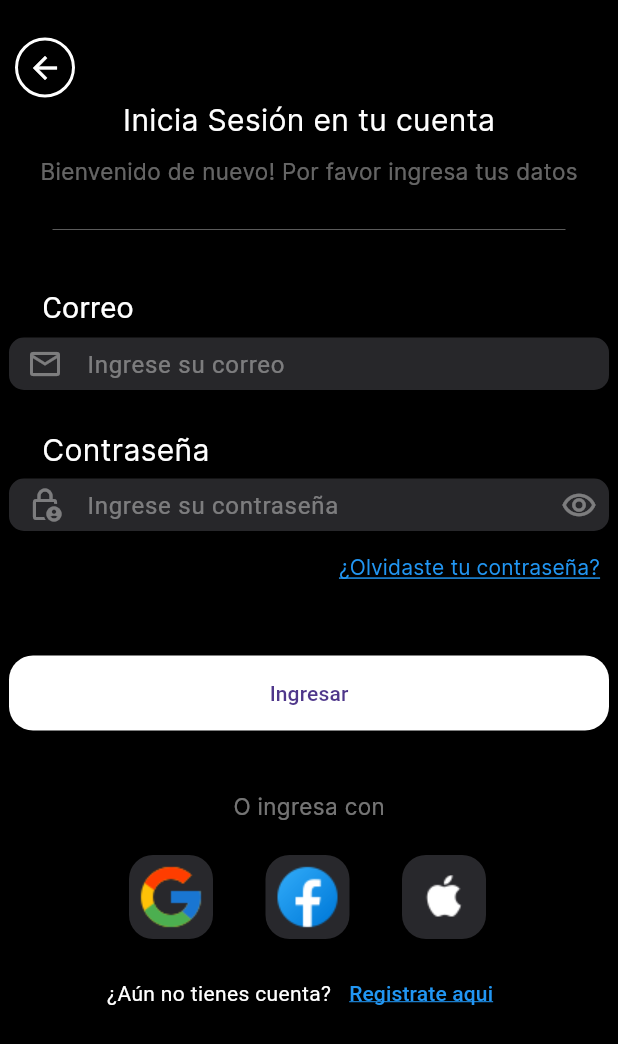
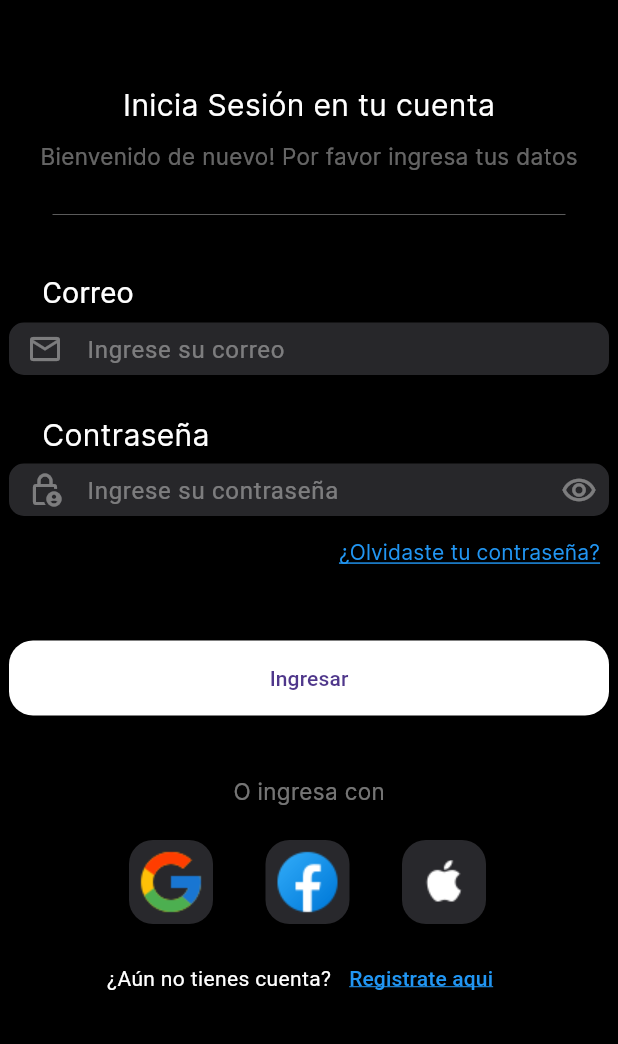
Before and after one commit to Joapava/Proyecto_BAZAPP, a Flutter app: the screen it shows after launch, on a phone screen of 412 x 824 dp. Shown: the top 1044 px of the screen. Run offline on Flutter 3.47's test engine with Material 3 defaults, Android fonts, the phone set to English and light mode, and no system bars; our stand-ins replace email_validator; Roboto replaces fonts that are missing (inter-bold).

```diff
--- a/prueba/lib/pages/login.dart
+++ b/prueba/lib/pages/login.dart
@@ -1,7 +1,5 @@
-import 'package:flutter/cupertino.dart';
 import 'package:flutter/material.dart';
 import 'package:prueba/pages/registro.dart';
-import 'package:prueba/pages/inicio.dart';
 
 class Login extends StatefulWidget {
   const Login({super.key});
@@ -29,13 +27,15 @@ class BoxCentral extends StatefulWidget {
 }
 
 class _BoxCentral extends State<BoxCentral> {
+  TextEditingController emailcontrol = TextEditingController();
+  TextEditingController passwordcontrol = TextEditingController();
+  bool isVisible = true;
   @override
   Widget build(BuildContext context){
     return Column(children: [
       const SizedBox(
-        height: 25,
+        height: 55,
       ),
-      const regreso(),
       const FittedBox(
         child: Text('Inicia Sesión en tu cuenta',
       style: TextStyle(fontSize: 20, fontFamily: 'Inter', color: Colors.white,
@@ -78,7 +78,7 @@ class _BoxCentral extends State<BoxCentral> {
       const SizedBox(
         height: 5,
       ),
-      const box_correo(),
+      box_correo(),
       const SizedBox(
         height: 25,
       ),
@@ -95,7 +95,7 @@ class _BoxCentral extends State<BoxCentral> {
       const SizedBox(
         height: 5,
       ),
-      const box_password(),
+      box_password(),
       Align(
         alignment: Alignment.topRight,
         widthFactor: 2.2,
@@ -110,10 +110,8 @@ class _BoxCentral extends State<BoxCentral> {
           fontFamily: 'inter'
         ),)),
       ),
-      const SizedBox(
-        height: 35,
-      ),
-      const boton_ingresar(),
+      newMethod(),
+      boton_ingresar(),
       const SizedBox(
         height: 40,
       ),
@@ -138,8 +136,112 @@ class _BoxCentral extends State<BoxCentral> {
     );
   }
 
-  int prueba(){
-    return 1;
+  SizedBox newMethod() {
+    return const SizedBox(
+      height: 35,
+    );
+  }
+
+  Widget box_password(){
+    return Container(
+      width: 400,
+      height: 35,
+      decoration: BoxDecoration(
+        borderRadius: BorderRadius.circular(10),
+        color: const Color.fromARGB(115, 87, 87, 94)
+      ),
+      child: Row(children: [
+        SizedBox(
+          width: 365,
+          height: 35,
+          child: Form(child:
+            TextFormField(
+              controller: passwordcontrol,
+              style: const TextStyle(color: Colors.white),
+              obscureText: isVisible,
+              decoration: const InputDecoration(
+                contentPadding: EdgeInsetsDirectional.symmetric(),
+                hintText: 'Ingrese su contraseña' ,
+                hintStyle: TextStyle(color: Color.fromARGB(101, 255, 255, 255)),
+                prefixIcon: Icon(Icons.lock_person_outlined , color: Color.fromARGB(101, 255, 255, 255)),
+                focusedBorder: InputBorder.none,
+                border: InputBorder.none
+              ),
+            )
+          ),
+        ),
+          SizedBox(
+            width: 30,
+            height: 30,
+            child: FloatingActionButton(
+              onPressed: () {
+              setState(() {
+                change();
+              });
+              },
+              backgroundColor: const Color.fromARGB(0, 87, 87, 95),
+              elevation: 0,
+
+              heroTag: 'btn1',
+              child: const Icon(Icons.remove_red_eye_outlined, color: Color.fromARGB(101, 255, 255, 255)),
+            ),
+            )
+
+      ],
+      ),
+    );
+  }
+
+  Widget box_correo(){
+    return Container(
+      width: 400,
+      height: 35,
+      decoration: BoxDecoration(
+        borderRadius: BorderRadius.circular(10),
+        color: const Color.fromARGB(115, 87, 87, 94)
+      ),
+      child: Row(children: [
+
+        SizedBox(
+          width: 380,
+          height: 35,
+          child: Form(child:
+            TextFormField(
+              controller: emailcontrol,
+              style: const TextStyle(color: Colors.white),
+              decoration: const InputDecoration(
+                contentPadding: EdgeInsetsDirectional.symmetric(),
+                hintText: 'Ingrese su correo' ,
+                hintStyle: TextStyle(color: Color.fromARGB(101, 255, 255, 255)),
+                prefixIcon: Icon(Icons.email_outlined , color: Color.fromARGB(101, 255, 255, 255)),
+                focusedBorder: InputBorder.none,
+                border: InputBorder.none
+              ),
+            )
+          ),
+        )
+      ],
+      ),
+    );
+  }
+
+  Widget boton_ingresar(){
+    return SizedBox(
+      width: 400,
+      height: 50,
+      child: FloatingActionButton(
+        onPressed: (()=>
+          print(emailcontrol.text+"\n"+passwordcontrol.text)
+        ), backgroundColor: Colors.white,child: const Text('Ingresar'),),
+    );
+  }
+
+  void change(){
+    if(isVisible){
+      isVisible = false;
+    } else{
+      isVisible = true;
+    }
   }
 
 }
@@ -182,108 +284,9 @@ class botones_inicio extends StatelessWidget {
   }
 }
 
-// ignore: camel_case_types
-class regreso extends StatelessWidget {
-  const regreso({
-    super.key,
-  });
-
-  @override
-  Widget build(BuildContext context) {
-    return Row(children: [
-    const SizedBox(
-      width: 10,
-    ),
-    SizedBox(
-    width: 40,
-    height: 40,
-    child: FloatingActionButton(
-      heroTag: 'btnr',
-      backgroundColor: Colors.black,
-      shape: RoundedRectangleBorder(
-        side: const BorderSide(color: Colors.white, width: 2),
-        borderRadius: BorderRadius.circular(25)
-      ),
-      onPressed: () {
-
-    },
-    child: const Icon(Icons.arrow_back  , color: Colors.white,)
-    ),
-        )
-        ],);
-  }
-}
 
 // ignore: camel_case_types
-class box_password extends StatefulWidget {
-  const box_password({
-    super.key,
-  });
 
-  @override
-  State<box_password> createState() => _box_passwordState();
-}
-
-class _box_passwordState extends State<box_password> {
-  bool isVisible = true;
-  @override
-  Widget build(BuildContext context) {
-    return Container(
-      width: 400,
-      height: 35,
-      decoration: BoxDecoration(
-        borderRadius: BorderRadius.circular(10),
-        color: const Color.fromARGB(115, 87, 87, 94)
-      ),
-      child: Row(children: [
-        SizedBox(
-          width: 365,
-          height: 35,
-          child: Form(child:
-            TextFormField(
-              style: const TextStyle(color: Colors.white),
-              obscureText: isVisible,
-              decoration: const InputDecoration(
-                contentPadding: EdgeInsetsDirectional.symmetric(),
-                hintText: 'Ingrese su contraseña' ,
-                hintStyle: TextStyle(color: Color.fromARGB(101, 255, 255, 255)),
-                prefixIcon: Icon(Icons.lock_person_outlined , color: Color.fromARGB(101, 255, 255, 255)),
-                focusedBorder: InputBorder.none,
-                border: InputBorder.none
-              ),
-            )
-          ),
-        ),
-          SizedBox(
-            width: 30,
-            height: 30,
-            child: FloatingActionButton(
-              onPressed: () {
-              setState(() {
-                change();
-              });
-              },
-              backgroundColor: const Color.fromARGB(0, 87, 87, 95),
-              elevation: 0,
-
-              heroTag: 'btn1',
-              child: const Icon(Icons.remove_red_eye_outlined, color: Color.fromARGB(101, 255, 255, 255)),
-            ),
-            )
-
-      ],
-      ),
-    );
-  }
-
-  void change(){
-    if(isVisible){
-      isVisible = false;
-    } else{
-      isVisible = true;
-    }
-  }
-}
 
 // ignore: camel_case_types
 class registro_box extends StatelessWidget {
@@ -313,63 +316,3 @@ class registro_box extends StatelessWidget {
     ],);
   }
 }
-
-// ignore: camel_case_types
-class boton_ingresar extends StatelessWidget {
-  const boton_ingresar({
-    super.key,
-  });
-
-  @override
-  Widget build(BuildContext context) {
-    return SizedBox(
-      width: 400,
-      height: 50,
-      child: FloatingActionButton(
-        onPressed: (() => Navigator.push(
-                      context,
-                      CupertinoPageRoute(
-                        builder: (context) => const Inicio()))), backgroundColor: Colors.white,child: const Text('Ingresar'),),
-    );
-  }
-}
-
-// ignore: camel_case_types
-class box_correo extends StatelessWidget {
-  const box_correo({
-    super.key,
-  });
-
-  @override
-  Widget build(BuildContext context) {
-    return Container(
-      width: 400,
-      height: 35,
-      decoration: BoxDecoration(
-        borderRadius: BorderRadius.circular(10),
-        color: const Color.fromARGB(115, 87, 87, 94)
-      ),
-      child: Row(children: [
-
-        SizedBox(
-          width: 380,
-          height: 35,
-          child: Form(child:
-            TextFormField(
-              style: const TextStyle(color: Colors.white),
-              decoration: const InputDecoration(
-                contentPadding: EdgeInsetsDirectional.symmetric(),
-                hintText: 'Ingrese su correo' ,
-                hintStyle: TextStyle(color: Color.fromARGB(101, 255, 255, 255)),
-                prefixIcon: Icon(Icons.email_outlined , color: Color.fromARGB(101, 255, 255, 255)),
-                focusedBorder: InputBorder.none,
-                border: InputBorder.none
-              ),
-            )
-          ),
-        )
-      ],
-      ),
-    );
-  }
-}
--- a/prueba/pubspec.yaml
+++ b/prueba/pubspec.yaml
@@ -14,6 +14,7 @@ dependencies:
 
   cupertino_icons: ^1.0.6
   google_nav_bar: ^5.0.6
+  email_validator: ^2.1.17
 
 dev_dependencies:
   flutter_test:
```
Also changed, not shown: prueba/lib/pages/configuracion.dart (added, +22 -0 lines), prueba/lib/pages/registro.dart (+65 -10 lines), prueba/pubspec.lock.
